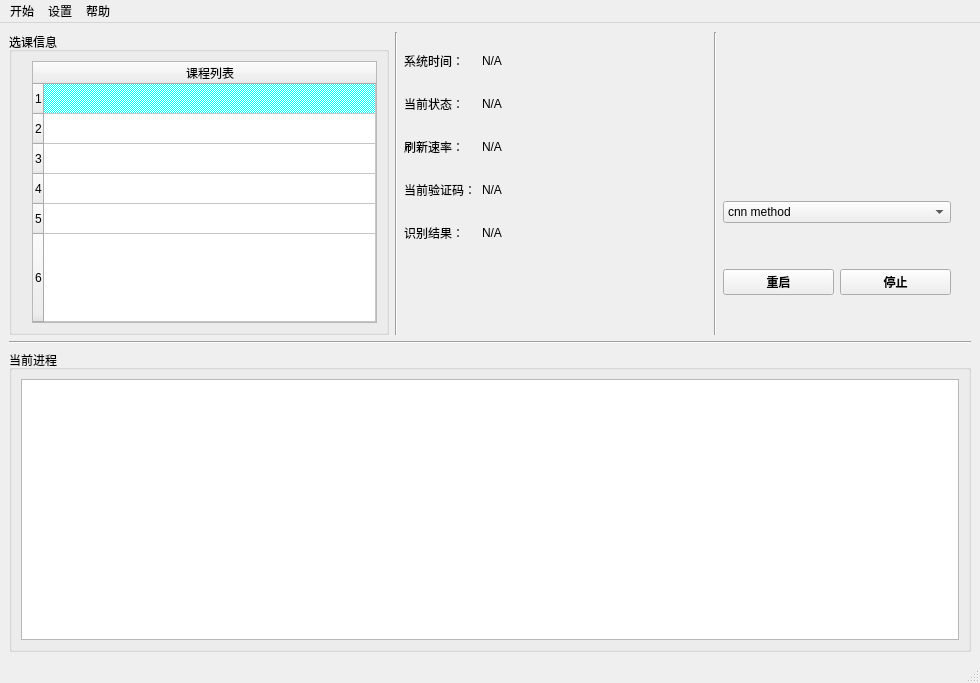
Qt form qt/ui/mainwindow.ui (ZYM-PKU/AutoElective2.0) before a commit.
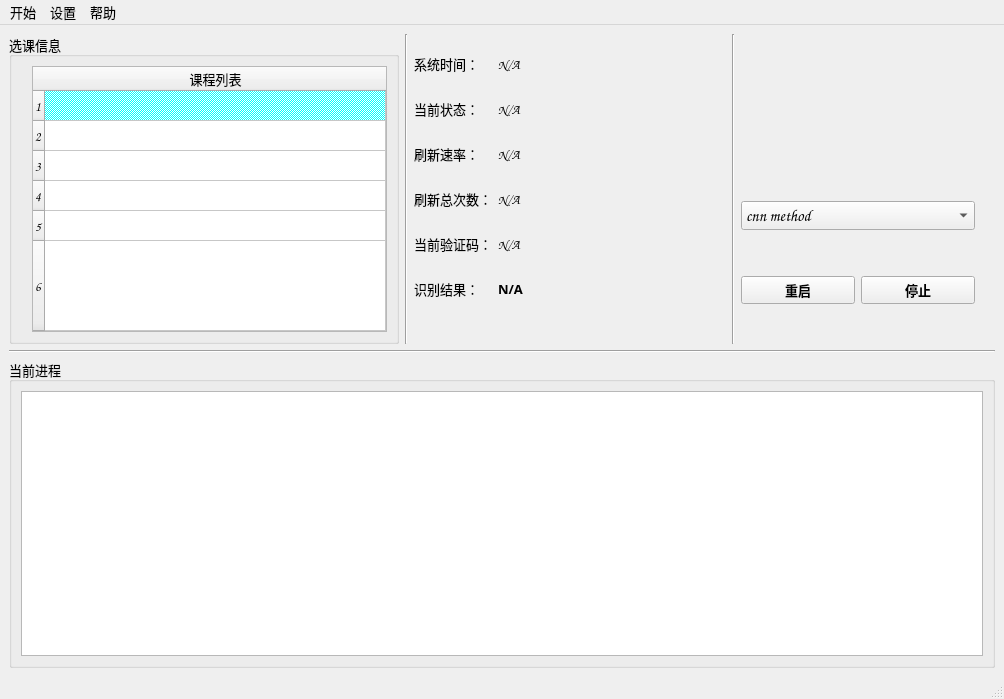
The same form after that commit. Icons and pictures are not drawn.

The edit to the form file:
```diff
--- a/qt/ui/mainwindow.ui
+++ b/qt/ui/mainwindow.ui
@@ -6,10 +6,16 @@
    <rect>
     <x>0</x>
     <y>0</y>
-    <width>980</width>
-    <height>683</height>
+    <width>1004</width>
+    <height>699</height>
    </rect>
   </property>
+  <property name="font">
+   <font>
+    <family>Comic Sans MS</family>
+    <pointsize>10</pointsize>
+   </font>
+  </property>
   <property name="windowTitle">
    <string>AutoElective</string>
   </property>
@@ -157,7 +163,7 @@
         <item row="3" column="0">
          <widget class="QLabel" name="label_7">
           <property name="text">
-           <string>当前验证码：</string>
+           <string>刷新总次数：</string>
           </property>
          </widget>
         </item>
@@ -171,12 +177,33 @@
         <item row="4" column="0">
          <widget class="QLabel" name="label_9">
           <property name="text">
-           <string>识别结果：</string>
+           <string>当前验证码：</string>
           </property>
          </widget>
         </item>
         <item row="4" column="1">
-         <widget class="QLabel" name="label_10">
+         <widget class="QLabel" name="codeimg">
+          <property name="text">
+           <string>N/A</string>
+          </property>
+         </widget>
+        </item>
+        <item row="5" column="0">
+         <widget class="QLabel" name="label_3">
+          <property name="text">
+           <string>识别结果：</string>
+          </property>
+         </widget>
+        </item>
+        <item row="5" column="1">
+         <widget class="QLabel" name="coderesult">
+          <property name="font">
+           <font>
+            <family>Arial Black</family>
+            <weight>75</weight>
+            <bold>true</bold>
+           </font>
+          </property>
           <property name="text">
            <string>N/A</string>
           </property>
@@ -215,6 +242,12 @@
         </item>
         <item>
          <widget class="QComboBox" name="comboBox">
+          <property name="font">
+           <font>
+            <family>Comic Sans MS</family>
+            <pointsize>12</pointsize>
+           </font>
+          </property>
           <item>
            <property name="text">
             <string>cnn method</string>
@@ -246,6 +279,8 @@
            <widget class="QPushButton" name="restartbutton">
             <property name="font">
              <font>
+              <family>Arial Black</family>
+              <pointsize>10</pointsize>
               <weight>75</weight>
               <bold>true</bold>
               <stylestrategy>PreferAntialias</stylestrategy>
@@ -260,6 +295,8 @@
            <widget class="QPushButton" name="stopbutton">
             <property name="font">
              <font>
+              <family>Arial Black</family>
+              <pointsize>10</pointsize>
               <weight>75</weight>
               <bold>true</bold>
               <stylestrategy>PreferAntialias</stylestrategy>
@@ -316,7 +353,26 @@
       </property>
       <layout class="QVBoxLayout" name="verticalLayout">
        <item>
-        <widget class="QTextBrowser" name="infobox"/>
+        <widget class="QTextBrowser" name="infobox">
+         <property name="font">
+          <font>
+           <family>Comic Sans MS</family>
+           <pointsize>10</pointsize>
+          </font>
+         </property>
+         <property name="focusPolicy">
+          <enum>Qt::StrongFocus</enum>
+         </property>
+         <property name="autoFillBackground">
+          <bool>false</bool>
+         </property>
+         <property name="styleSheet">
+          <string notr="true">selection-color: rgb(85, 170, 255);</string>
+         </property>
+         <property name="sizeAdjustPolicy">
+          <enum>QAbstractScrollArea::AdjustIgnored</enum>
+         </property>
+        </widget>
        </item>
       </layout>
      </widget>
@@ -328,7 +384,7 @@
     <rect>
      <x>0</x>
      <y>0</y>
-     <width>980</width>
+     <width>1004</width>
      <height>26</height>
     </rect>
    </property>
```
Left out of the diff: 4 changed lines with no effect on the pictures.
